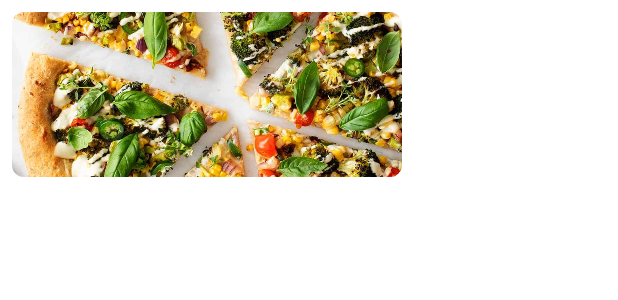
After one commit to i-safronov/food, an Android app: the layout rcv_banner_item.xml on its own in the app's theme, with its tools: preview values and no code run, on a phone screen of 412 x 824 dp. The commit adds this screen. Shown: the top 300 px of the screen. Run offline under Robolectric (Android 15) with nearby library versions, the phone set to English and light mode, and no system bars.

Commit message:
Added rcv_banner_item.xml

```diff
--- /dev/null
+++ b/app/src/main/res/drawable/back_shape_with_ripple.xml
@@ -0,0 +1,11 @@
+<?xml version="1.0" encoding="utf-8"?>
+<ripple xmlns:android="http://schemas.android.com/apk/res/android"
+    android:color="@color/light_ripple">
+
+    <item>
+        <shape>
+            <corners android:radius="@dimen/radius" />
+        </shape>
+    </item>
+
+</ripple>
--- a/app/src/main/res/layout/fragment_menu.xml
+++ b/app/src/main/res/layout/fragment_menu.xml
@@ -8,4 +8,6 @@
 
     <include android:id="@+id/included_fragment_menu_tool_bar" layout="@layout/fragment_menu_tool_bar" />
 
+
+
 </LinearLayout>
--- /dev/null
+++ b/app/src/main/res/layout/rcv_banner_item.xml
@@ -0,0 +1,19 @@
+<?xml version="1.0" encoding="utf-8"?>
+<LinearLayout xmlns:android="http://schemas.android.com/apk/res/android"
+    android:layout_width="wrap_content"
+    android:layout_height="wrap_content"
+    xmlns:app="http://schemas.android.com/apk/res-auto"
+    xmlns:tools="http://schemas.android.com/tools"
+    android:orientation="vertical"
+    android:background="@drawable/back_shape_with_ripple"
+    android:layout_margin="@dimen/margin">
+
+    <com.google.android.material.imageview.ShapeableImageView
+        android:id="@+id/barnner_img"
+        android:layout_width="@dimen/banner_img_width"
+        android:layout_height="@dimen/banner_img_height"
+        app:shapeAppearanceOverlay="@style/banner_img_shape"
+        tools:src="@drawable/ic_banner_vegan_pizza"
+        android:scaleType="centerCrop" />
+
+</LinearLayout>
--- a/app/src/main/res/values/colors.xml
+++ b/app/src/main/res/values/colors.xml
@@ -15,5 +15,6 @@
     <color name="hint">#AAAAAD</color>
     <color name="accent_color">#FD3A69</color>
     <color name="back">#FFFFFF</color>
+    <color name="light_ripple">#66CDCDCD</color>
 
 </resources>
--- a/app/src/main/res/values/dimen.xml
+++ b/app/src/main/res/values/dimen.xml
@@ -5,5 +5,8 @@
     <dimen name="padding">8sp</dimen>
     <dimen name="padding_big">16sp</dimen>
     <dimen name="margin">8sp</dimen>
+    <dimen name="radius">8sp</dimen>
+    <dimen name="banner_img_width">260sp</dimen>
+    <dimen name="banner_img_height">110sp</dimen>
 
 </resources>
--- a/app/src/main/res/values/themes.xml
+++ b/app/src/main/res/values/themes.xml
@@ -21,4 +21,8 @@
         <item name="android:textSize">@dimen/title_size</item>
     </style>
 
+    <style name="banner_img_shape">
+        <item name="cornerSize">@dimen/radius</item>
+    </style>
+
 </resources>
```
Also changed, not shown: app/src/main/res/drawable/ic_banner_vegan_pizza.jpg (added).
